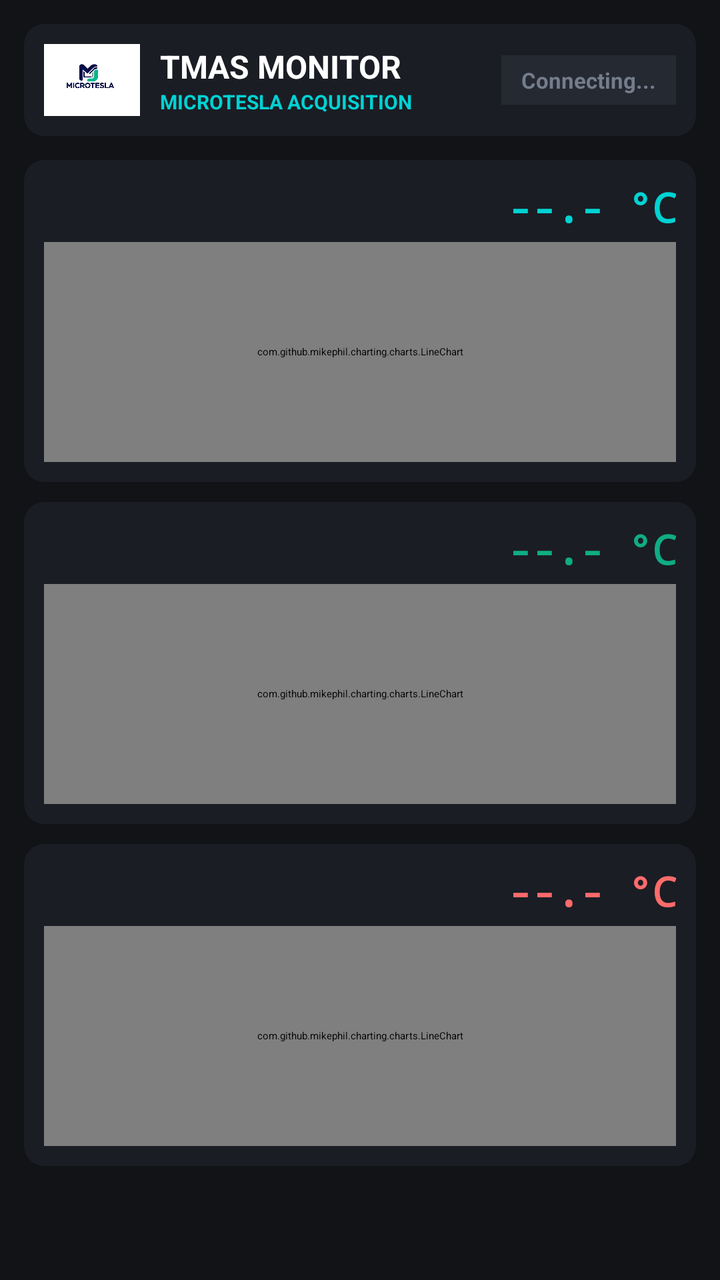
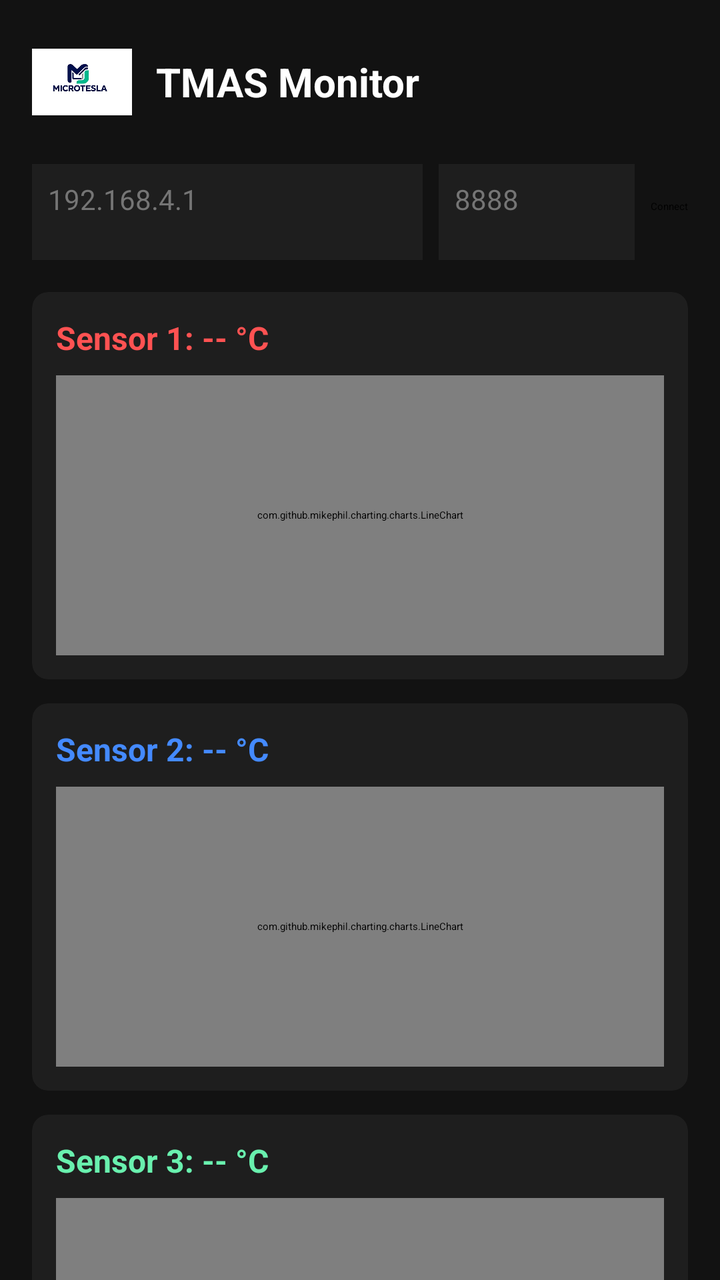

The first picture is an Android layout as it rendered before a commit; the second is the same layout after the commit. The layout source and the unified diff follow.
<!-- AndroidManifest.xml: application theme Theme.TMAS -->
<!-- res/layout/activity_main.xml -->
<?xml version="1.0" encoding="utf-8"?>
<LinearLayout xmlns:android="http://schemas.android.com/apk/res/android"
    xmlns:app="http://schemas.android.com/apk/res-auto"
    android:layout_width="match_parent"
    android:layout_height="match_parent"
    android:background="#111317"
    android:orientation="vertical"
    android:padding="12dp">

    
    <androidx.cardview.widget.CardView
        android:layout_width="match_parent"
        android:layout_height="wrap_content"
        android:layout_marginBottom="12dp"
        app:cardBackgroundColor="#1A1D24"
        app:cardCornerRadius="10dp"
        app:cardElevation="2dp">

        <RelativeLayout
            android:layout_width="match_parent"
            android:layout_height="wrap_content"
            android:padding="10dp">

            <ImageView
                android:id="@+id/imgLogo"
                android:layout_width="48dp"
                android:layout_height="36dp"
                android:layout_alignParentStart="true"
                android:layout_centerVertical="true"
                android:background="#FFFFFF"
                android:padding="2dp"
                android:src="@drawable/logo3" />

            <LinearLayout
                android:layout_width="wrap_content"
                android:layout_height="wrap_content"
                android:layout_centerVertical="true"
                android:layout_marginStart="10dp"
                android:layout_toEndOf="@id/imgLogo"
                android:orientation="vertical">

                <TextView
                    android:layout_width="wrap_content"
                    android:layout_height="wrap_content"
                    android:text="TMAS MONITOR"
                    android:textColor="#FFFFFF"
                    android:textSize="16sp"
                    android:textStyle="bold" />

                <TextView
                    android:layout_width="wrap_content"
                    android:layout_height="wrap_content"
                    android:text="MICROTESLA ACQUISITION"
                    android:textColor="#00D2D3"
                    android:textSize="10sp"
                    android:textStyle="bold" />
            </LinearLayout>

            <TextView
                android:id="@+id/tvConnStatus"
                android:layout_width="wrap_content"
                android:layout_height="wrap_content"
                android:layout_alignParentEnd="true"
                android:layout_centerVertical="true"
                android:background="#252932"
                android:paddingStart="10dp"
                android:paddingTop="5dp"
                android:paddingEnd="10dp"
                android:paddingBottom="5dp"
                android:text="Connecting..."
                android:textColor="#747D8C"
                android:textSize="11sp"
                android:textStyle="bold" />
        </RelativeLayout>
    </androidx.cardview.widget.CardView>

    <ScrollView
        android:layout_width="match_parent"
        android:layout_height="match_parent"
        android:fillViewport="true">

        <LinearLayout
            android:layout_width="match_parent"
            android:layout_height="wrap_content"
            android:orientation="vertical">
            <androidx.cardview.widget.CardView
                android:layout_width="match_parent"
                android:layout_height="wrap_content"
                android:layout_marginBottom="10dp"
                app:cardBackgroundColor="#1A1D24"
                app:cardCornerRadius="10dp">

                <LinearLayout
                    android:layout_width="match_parent"
                    android:layout_height="wrap_content"
                    android:orientation="vertical"
                    android:padding="10dp">

                    <RelativeLayout
                        android:layout_width="match_parent"
                        android:layout_height="wrap_content">

                        <TextView
                            android:layout_width="wrap_content"
                            android:A_height="wrap_content"
                            android:text="SENSOR 1"
                            android:textColor="#8A94A6"
                            android:textSize="12sp"
                            android:textStyle="bold" />

                        <TextView
                            android:id="@+id/tvSensor1"
                            android:layout_width="wrap_content"
                            android:layout_height="wrap_content"
                            android:layout_alignParentEnd="true"
                            android:fontFamily="monospace"
                            android:text="--.- °C"
                            android:textColor="#00D2D3"
                            android:textSize="20sp"
                            android:textStyle="bold" />
                    </RelativeLayout>

                    <com.github.mikephil.charting.charts.LineChart
                        android:id="@+id/chart1"
                        android:layout_width="match_parent"
                        android:layout_height="110dp"
                        android:layout_marginTop="4dp" />
                </LinearLayout>
            </androidx.cardview.widget.CardView>

            <androidx.cardview.widget.CardView
                android:layout_width="match_parent"
                android:layout_height="wrap_content"
                android:layout_marginBottom="10dp"
                app:cardBackgroundColor="#1A1D24"
                app:cardCornerRadius="10dp">

                <LinearLayout
                    android:layout_width="match_parent"
                    android:layout_height="wrap_content"
                    android:orientation="vertical"
                    android:padding="10dp">

                    <RelativeLayout
                        android:layout_width="match_parent"
                        android:layout_height="wrap_content">

                        <TextView
                            android:layout_width="wrap_content"
                            android:A_height="wrap_content"
                            android:text="SENSOR 2"
                            android:textColor="#8A94A6"
                            android:textSize="12sp"
                            android:textStyle="bold" />

                        <TextView
                            android:id="@+id/tvSensor2"
                            android:layout_width="wrap_content"
                            android:layout_height="wrap_content"
                            android:layout_alignParentEnd="true"
                            android:fontFamily="monospace"
                            android:text="--.- °C"
                            android:textColor="#10AC84"
                            android:textSize="20sp"
                            android:textStyle="bold" />
                    </RelativeLayout>

                    <com.github.mikephil.charting.charts.LineChart
                        android:id="@+id/chart2"
                        android:layout_width="match_parent"
                        android:layout_height="110dp"
                        android:layout_marginTop="4dp" />
                </LinearLayout>
            </androidx.cardview.widget.CardView>

            <androidx.cardview.widget.CardView
                android:layout_width="match_parent"
                android:layout_height="wrap_content"
                android:layout_marginBottom="10dp"
                app:cardBackgroundColor="#1A1D24"
                app:cardCornerRadius="10dp">

                <LinearLayout
                    android:layout_width="match_parent"
                    android:layout_height="wrap_content"
                    android:orientation="vertical"
                    android:padding="10dp">

                    <RelativeLayout
                        android:layout_width="match_parent"
                        android:layout_height="wrap_content">

                        <TextView
                            android:layout_width="wrap_content"
                            android:A_height="wrap_content"
                            android:text="SENSOR 3"
                            android:textColor="#8A94A6"
                            android:textSize="12sp"
                            android:textStyle="bold" />

                        <TextView
                            android:id="@+id/tvSensor3"
                            android:layout_width="wrap_content"
                            android:layout_height="wrap_content"
                            android:layout_alignParentEnd="true"
                            android:fontFamily="monospace"
                            android:text="--.- °C"
                            android:textColor="#FF6B6B"
                            android:textSize="20sp"
                            android:textStyle="bold" />
                    </RelativeLayout>

                    <com.github.mikephil.charting.charts.LineChart
                        android:id="@+id/chart3"
                        android:layout_width="match_parent"
                        android:layout_height="110dp"
                        android:layout_marginTop="4dp" />
                </LinearLayout>
            </androidx.cardview.widget.CardView>
        </LinearLayout>
    </ScrollView>
</LinearLayout>
<!-- resources referenced by this layout -->
<resources>
  <!-- drawable logo3: jpg bitmap (drawable, 10572 bytes) -->
</resources>

<!-- the commit's change to res/layout/activity_main.xml (unified diff, before → after) -->
@@ -1,222 +1,181 @@
 <?xml version="1.0" encoding="utf-8"?>
-<LinearLayout xmlns:android="http://schemas.android.com/apk/res/android"
+<ScrollView xmlns:android="http://schemas.android.com/apk/res/android"
     xmlns:app="http://schemas.android.com/apk/res-auto"
     android:layout_width="match_parent"
     android:layout_height="match_parent"
-    android:background="#111317"
-    android:orientation="vertical"
-    android:padding="12dp">
+    android:background="#121212"
+    android:fillViewport="true">
 
-    
-    <androidx.cardview.widget.CardView
+    <LinearLayout
         android:layout_width="match_parent"
         android:layout_height="wrap_content"
-        android:layout_marginBottom="12dp"
-        app:cardBackgroundColor="#1A1D24"
-        app:cardCornerRadius="10dp"
-        app:cardElevation="2dp">
+        android:orientation="vertical"
+        android:padding="16dp">
 
-        <RelativeLayout
+        
+        <LinearLayout
             android:layout_width="match_parent"
             android:layout_height="wrap_content"
-            android:padding="10dp">
+            android:gravity="center_vertical"
+            android:orientation="horizontal">
 
             <ImageView
                 android:id="@+id/imgLogo"
-                android:layout_width="48dp"
-                android:layout_height="36dp"
-                android:layout_alignParentStart="true"
-                android:layout_centerVertical="true"
-                android:background="#FFFFFF"
-                android:padding="2dp"
+                android:layout_width="50dp"
+                android:layout_height="50dp"
                 android:src="@drawable/logo3" />
 
-            <LinearLayout
+            <TextView
                 android:layout_width="wrap_content"
                 android:layout_height="wrap_content"
-                android:layout_centerVertical="true"
-                android:layout_marginStart="10dp"
-                android:layout_toEndOf="@id/imgLogo"
-                android:orientation="vertical">
+                android:layout_marginStart="12dp"
+                android:text="TMAS Monitor"
+                android:textColor="#FFFFFF"
+                android:textSize="20sp"
+                android:textStyle="bold" />
+        </LinearLayout>
+
+        
+        <LinearLayout
+            android:layout_width="match_parent"
+            android:layout_height="wrap_content"
+            android:layout_marginTop="16dp"
+            android:orientation="horizontal">
+
+            <EditText
+                android:id="@+id/etIp"
+                android:layout_width="0dp"
+                android:layout_height="48dp"
+                android:layout_weight="2"
+                android:background="#1E1E1E"
+                android:hint="192.168.4.1"
+                android:padding="8dp"
+                android:textColor="#FFFFFF"
+                android:textColorHint="#757575"
+                android:textSize="14sp" />
+
+            <EditText
+                android:id="@+id/etPort"
+                android:layout_width="0dp"
+                android:layout_height="48dp"
+                android:layout_marginStart="8dp"
+                android:layout_weight="1"
+                android:background="#1E1E1E"
+                android:hint="8888"
+                android:inputType="number"
+                android:padding="8dp"
+                android:textColor="#FFFFFF"
+                android:textColorHint="#757575"
+                android:textSize="14sp" />
+
+            <Button
+                android:id="@+id/btnConnect"
+                android:layout_width="wrap_content"
+                android:layout_height="48dp"
+                android:layout_marginStart="8dp"
+                android:text="Connect" />
+        </LinearLayout>
+
+        
+        <androidx.cardview.widget.CardView
+            android:layout_width="match_parent"
+            android:layout_height="wrap_content"
+            android:layout_marginTop="16dp"
+            app:cardBackgroundColor="#1E1E1E"
+            app:cardCornerRadius="8dp">
+
+            <LinearLayout
+                android:layout_width="match_parent"
+                android:layout_height="wrap_content"
+                android:orientation="vertical"
+                android:padding="12dp">
 
                 <TextView
+                    android:id="@+id/tvS1"
                     android:layout_width="wrap_content"
                     android:layout_height="wrap_content"
-                    android:text="TMAS MONITOR"
-                    android:textColor="#FFFFFF"
+                    android:text="Sensor 1: -- °C"
+                    android:textColor="#FF5252"
                     android:textSize="16sp"
                     android:textStyle="bold" />
 
+                <com.github.mikephil.charting.charts.LineChart
+                    android:id="@+id/chartS1"
+                    android:layout_width="match_parent"
+                    android:layout_height="140dp"
+                    android:layout_marginTop="8dp" />
+            </LinearLayout>
+        </androidx.cardview.widget.CardView>
+
+        
+        <androidx.cardview.widget.CardView
+            android:layout_width="match_parent"
+            android:layout_height="wrap_content"
+            android:layout_marginTop="12dp"
+            app:cardBackgroundColor="#1E1E1E"
+            app:cardCornerRadius="8dp">
+
+            <LinearLayout
+                android:layout_width="match_parent"
+                android:layout_height="wrap_content"
+                android:orientation="vertical"
+                android:padding="12dp">
+
                 <TextView
+                    android:id="@+id/tvS2"
                     android:layout_width="wrap_content"
                     android:layout_height="wrap_content"
-                    android:text="MICROTESLA ACQUISITION"
-                    android:textColor="#00D2D3"
-                    android:textSize="10sp"
+                    android:text="Sensor 2: -- °C"
+                    android:textColor="#448AFF"
+                    android:textSize="16sp"
                     android:textStyle="bold" />
+
+                <com.github.mikephil.charting.charts.LineChart
+                    android:id="@+id/chartS2"
+                    android:layout_width="match_parent"
+                    android:layout_height="140dp"
+                    android:layout_marginTop="8dp" />
             </LinearLayout>
+        </androidx.cardview.widget.CardView>
 
-            <TextView
-                android:id="@+id/tvConnStatus"
-                android:layout_width="wrap_content"
-                android:layout_height="wrap_content"
-                android:layout_alignParentEnd="true"
-                android:layout_centerVertical="true"
-                android:background="#252932"
-                android:paddingStart="10dp"
-                android:paddingTop="5dp"
-                android:paddingEnd="10dp"
-                android:paddingBottom="5dp"
-                android:text="Connecting..."
-                android:textColor="#747D8C"
-                android:textSize="11sp"
-                android:textStyle="bold" />
-        </RelativeLayout>
-    </androidx.cardview.widget.CardView>
-
-    <ScrollView
-        android:layout_width="match_parent"
-        android:layout_height="match_parent"
-        android:fillViewport="true">
-
-        <LinearLayout
+        
+        <androidx.cardview.widget.CardView
             android:layout_width="match_parent"
             android:layout_height="wrap_content"
-            android:orientation="vertical">
-            <androidx.cardview.widget.CardView
+            android:layout_marginTop="12dp"
+            app:cardBackgroundColor="#1E1E1E"
+            app:cardCornerRadius="8dp">
+
+            <LinearLayout
                 android:layout_width="match_parent"
                 android:layout_height="wrap_content"
-                android:layout_marginBottom="10dp"
-                app:cardBackgroundColor="#1A1D24"
-                app:cardCornerRadius="10dp">
+                android:orientation="vertical"
+                android:padding="12dp">
 
-                <LinearLayout
+                <TextView
+                    android:id="@+id/tvS3"
+                    android:layout_width="wrap_content"
+                    android:layout_height="wrap_content"
+                    android:text="Sensor 3: -- °C"
+                    android:textColor="#69F0AE"
+                    android:textSize="16sp"
+                    android:textStyle="bold" />
+
+                <com.github.mikephil.charting.charts.LineChart
+                    android:id="@+id/chartS3"
                     android:layout_width="match_parent"
-                    android:layout_height="wrap_content"
-                    android:orientation="vertical"
-                    android:padding="10dp">
+                    android:layout_height="140dp"
+                    android:layout_marginTop="8dp" />
+            </LinearLayout>
+        </androidx.cardview.widget.CardView>
 
-                    <RelativeLayout
-                        android:layout_width="match_parent"
-                        android:layout_height="wrap_content">
+        
+        <Button
+            android:id="@+id/btnExportCsv"
+            android:layout_width="match_parent"
+            android:layout_height="wrap_content"
+            android:layout_marginTop="16dp"
+            android:text="Export CSV" />
 
-                        <TextView
-                            android:layout_width="wrap_content"
-                            android:A_height="wrap_content"
-                            android:text="SENSOR 1"
-                            android:textColor="#8A94A6"
-                            android:textSize="12sp"
-                            android:textStyle="bold" />
-
-                        <TextView
-                            android:id="@+id/tvSensor1"
-                            android:layout_width="wrap_content"
-                            android:layout_height="wrap_content"
-                            android:layout_alignParentEnd="true"
-                            android:fontFamily="monospace"
-                            android:text="--.- °C"
-                            android:textColor="#00D2D3"
-                            android:textSize="20sp"
-                            android:textStyle="bold" />
-                    </RelativeLayout>
-
-                    <com.github.mikephil.charting.charts.LineChart
-                        android:id="@+id/chart1"
-                        android:layout_width="match_parent"
-                        android:layout_height="110dp"
-                        android:layout_marginTop="4dp" />
-                </LinearLayout>
-            </androidx.cardview.widget.CardView>
-
-            <androidx.cardview.widget.CardView
-                android:layout_width="match_parent"
-                android:layout_height="wrap_content"
-                android:layout_marginBottom="10dp"
-                app:cardBackgroundColor="#1A1D24"
-                app:cardCornerRadius="10dp">
-
-                <LinearLayout
-                    android:layout_width="match_parent"
-                    android:layout_height="wrap_content"
-                    android:orientation="vertical"
-                    android:padding="10dp">
-
-                    <RelativeLayout
-                        android:layout_width="match_parent"
-                        android:layout_height="wrap_content">
-
-                        <TextView
-                            android:layout_width="wrap_content"
-                            android:A_height="wrap_content"
-                            android:text="SENSOR 2"
-                            android:textColor="#8A94A6"
-                            android:textSize="12sp"
-                            android:textStyle="bold" />
-
-                        <TextView
-                            android:id="@+id/tvSensor2"
-                            android:layout_width="wrap_content"
-                            android:layout_height="wrap_content"
-                            android:layout_alignParentEnd="true"
-                            android:fontFamily="monospace"
-                            android:text="--.- °C"
-                            android:textColor="#10AC84"
-                            android:textSize="20sp"
-                            android:textStyle="bold" />
-                    </RelativeLayout>
-
-                    <com.github.mikephil.charting.charts.LineChart
-                        android:id="@+id/chart2"
-                        android:layout_width="match_parent"
-                        android:layout_height="110dp"
-                        android:layout_marginTop="4dp" />
-                </LinearLayout>
-            </androidx.cardview.widget.CardView>
-
-            <androidx.cardview.widget.CardView
-                android:layout_width="match_parent"
-                android:layout_height="wrap_content"
-                android:layout_marginBottom="10dp"
-                app:cardBackgroundColor="#1A1D24"
-                app:cardCornerRadius="10dp">
-
-                <LinearLayout
-                    android:layout_width="match_parent"
-                    android:layout_height="wrap_content"
-                    android:orientation="vertical"
-                    android:padding="10dp">
-
-                    <RelativeLayout
-                        android:layout_width="match_parent"
-                        android:layout_height="wrap_content">
-
-                        <TextView
-                            android:layout_width="wrap_content"
-                            android:A_height="wrap_content"
-                            android:text="SENSOR 3"
-                            android:textColor="#8A94A6"
-                            android:textSize="12sp"
-                            android:textStyle="bold" />
-
-                        <TextView
-                            android:id="@+id/tvSensor3"
-                            android:layout_width="wrap_content"
-                            android:layout_height="wrap_content"
-                            android:layout_alignParentEnd="true"
-                            android:fontFamily="monospace"
-                            android:text="--.- °C"
-                            android:textColor="#FF6B6B"
-                            android:textSize="20sp"
-                            android:textStyle="bold" />
-                    </RelativeLayout>
-
-                    <com.github.mikephil.charting.charts.LineChart
-                        android:id="@+id/chart3"
-                        android:layout_width="match_parent"
-                        android:layout_height="110dp"
-                        android:layout_marginTop="4dp" />
-                </LinearLayout>
-            </androidx.cardview.widget.CardView>
-        </LinearLayout>
-    </ScrollView>
-</LinearLayout>
+    </LinearLayout>
+</ScrollView>
